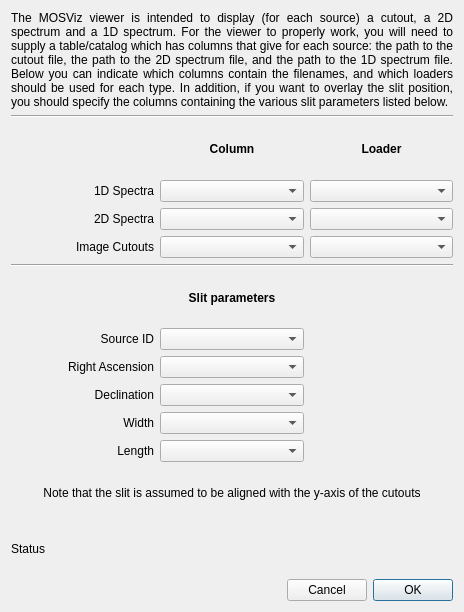
Above: mosviz/data/ui/loader_selection.ui from spacetelescope/mosviz before the change. Below: the same form after it.
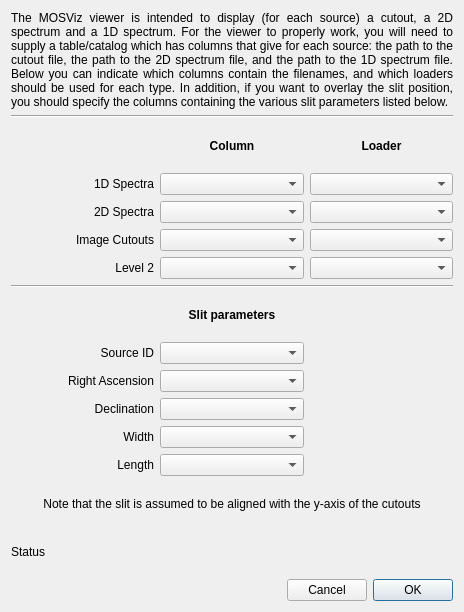
That is the form after the change.

Commit message: adding level 2 spectra reading capability

Patch:
```diff
--- a/mosviz/data/ui/loader_selection.ui
+++ b/mosviz/data/ui/loader_selection.ui
@@ -236,6 +236,22 @@
      <item row="9" column="1">
       <widget class="QComboBox" name="combosel_source_id"/>
      </item>
+     <item row="6" column="0">
+      <widget class="QLabel" name="label_14">
+       <property name="text">
+        <string>Level 2</string>
+       </property>
+       <property name="alignment">
+        <set>Qt::AlignRight|Qt::AlignTrailing|Qt::AlignVCenter</set>
+       </property>
+      </widget>
+     </item>
+     <item row="6" column="1">
+      <widget class="QComboBox" name="combosel_level2"/>
+     </item>
+     <item row="6" column="2">
+      <widget class="QComboBox" name="combosel_loader_level2"/>
+     </item>
     </layout>
    </item>
    <item>
```
The commit also changes 5 other files.
